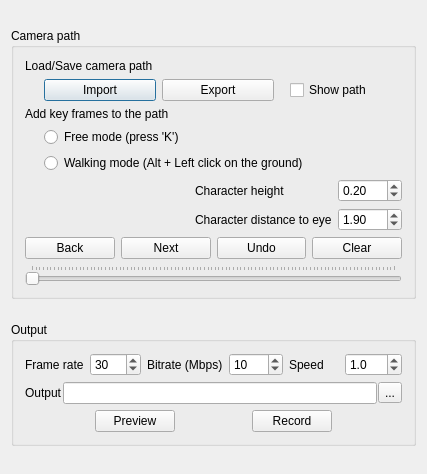
Before: the Qt Designer form applications/Mapple/dialogs/dialog_walk_through.ui in LiangliangNan/Easy3D, drawn with Qt 5.
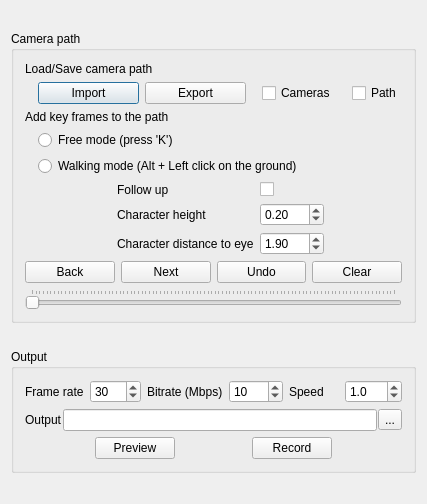
After: the same form once the commit is applied.

Commit message: allow not to follow the new keyframe views

```diff
--- a/applications/Mapple/dialogs/dialog_walk_through.ui
+++ b/applications/Mapple/dialogs/dialog_walk_through.ui
@@ -7,7 +7,7 @@
     <x>0</x>
     <y>0</y>
     <width>427</width>
-    <height>474</height>
+    <height>504</height>
    </rect>
   </property>
   <property name="sizePolicy">
@@ -19,7 +19,7 @@
   <property name="maximumSize">
    <size>
     <width>16777215</width>
-    <height>474</height>
+    <height>504</height>
    </size>
   </property>
   <property name="contextMenuPolicy">
@@ -42,15 +42,15 @@
      </property>
      <layout class="QVBoxLayout" name="verticalLayout_3">
       <item>
-       <layout class="QGridLayout" name="gridLayout_2">
-        <item row="0" column="0" colspan="2">
-         <widget class="QLabel" name="labelCharacterHeightFactor_4">
-          <property name="text">
-           <string>Load/Save camera path</string>
-          </property>
-         </widget>
-        </item>
-        <item row="1" column="0">
+       <widget class="QLabel" name="labelCharacterHeightFactor_4">
+        <property name="text">
+         <string>Load/Save camera path</string>
+        </property>
+       </widget>
+      </item>
+      <item>
+       <layout class="QHBoxLayout" name="horizontalLayout_5">
+        <item>
          <spacer name="horizontalSpacer_9">
           <property name="orientation">
            <enum>Qt::Horizontal</enum>
@@ -66,8 +66,8 @@
           </property>
          </spacer>
         </item>
-        <item row="1" column="1">
-         <layout class="QHBoxLayout" name="horizontalLayoutCameraPathButtons_3">
+        <item>
+         <layout class="QHBoxLayout" name="horizontalLayoutCameraPathButtons_2">
           <item>
            <widget class="QPushButton" name="importCameraPathButton">
             <property name="text">
@@ -85,6 +85,35 @@
             </property>
            </widget>
           </item>
+          <item>
+           <spacer name="horizontalSpacer_12">
+            <property name="orientation">
+             <enum>Qt::Horizontal</enum>
+            </property>
+            <property name="sizeType">
+             <enum>QSizePolicy::Fixed</enum>
+            </property>
+            <property name="sizeHint" stdset="0">
+             <size>
+              <width>10</width>
+              <height>15</height>
+             </size>
+            </property>
+           </spacer>
+          </item>
+          <item>
+           <widget class="QCheckBox" name="checkBoxShowCameras">
+            <property name="sizePolicy">
+             <sizepolicy hsizetype="Maximum" vsizetype="Fixed">
+              <horstretch>0</horstretch>
+              <verstretch>0</verstretch>
+             </sizepolicy>
+            </property>
+            <property name="text">
+             <string>Cameras</string>
+            </property>
+           </widget>
+          </item>
           <item>
            <spacer name="horizontalSpacer_10">
             <property name="orientation">
@@ -102,22 +131,32 @@
            </spacer>
           </item>
           <item>
-           <widget class="QCheckBox" name="checkBoxShowCameraPath">
+           <widget class="QCheckBox" name="checkBoxShowPath">
+            <property name="sizePolicy">
+             <sizepolicy hsizetype="Maximum" vsizetype="Fixed">
+              <horstretch>0</horstretch>
+              <verstretch>0</verstretch>
+             </sizepolicy>
+            </property>
             <property name="text">
-             <string>Show path</string>
+             <string>Path</string>
             </property>
            </widget>
           </item>
          </layout>
         </item>
-        <item row="2" column="0" colspan="2">
-         <widget class="QLabel" name="labelCharacterHeightFactor_3">
-          <property name="text">
-           <string>Add key frames to the path</string>
-          </property>
-         </widget>
-        </item>
-        <item row="3" column="0">
+       </layout>
+      </item>
+      <item>
+       <widget class="QLabel" name="labelCharacterHeightFactor_3">
+        <property name="text">
+         <string>Add key frames to the path</string>
+        </property>
+       </widget>
+      </item>
+      <item>
+       <layout class="QHBoxLayout" name="horizontalLayout_4">
+        <item>
          <spacer name="horizontalSpacer_7">
           <property name="orientation">
            <enum>Qt::Horizontal</enum>
@@ -133,7 +172,7 @@
           </property>
          </spacer>
         </item>
-        <item row="3" column="1">
+        <item>
          <layout class="QVBoxLayout" name="verticalLayout_2">
           <item>
            <widget class="QRadioButton" name="radioButtonFreeMode">
@@ -161,7 +200,7 @@
               </property>
               <property name="sizeHint" stdset="0">
                <size>
-                <width>20</width>
+                <width>15</width>
                 <height>18</height>
                </size>
               </property>
@@ -169,37 +208,28 @@
             </item>
             <item>
              <layout class="QGridLayout" name="gridLayout">
-              <item row="1" column="1">
-               <widget class="QDoubleSpinBox" name="doubleSpinBoxCharacterDistanceFactor">
-                <property name="decimals">
-                 <number>2</number>
-                </property>
-                <property name="maximum">
-                 <double>100.000000000000000</double>
-                </property>
-                <property name="singleStep">
-                 <double>0.100000000000000</double>
-                </property>
-                <property name="value">
-                 <double>1.900000000000000</double>
-                </property>
-               </widget>
-              </item>
               <item row="0" column="0">
+               <widget class="QLabel" name="labelFollowUp">
+                <property name="text">
+                 <string>Follow up</string>
+                </property>
+               </widget>
+              </item>
+              <item row="0" column="1">
+               <widget class="QCheckBox" name="checkBoxFollowUp">
+                <property name="text">
+                 <string/>
+                </property>
+               </widget>
+              </item>
+              <item row="1" column="0">
                <widget class="QLabel" name="labelCharacterHeight">
                 <property name="text">
                  <string>Character height</string>
                 </property>
                </widget>
               </item>
-              <item row="1" column="0">
-               <widget class="QLabel" name="labelCharacterDistanceToEye">
-                <property name="text">
-                 <string>Character distance to eye</string>
-                </property>
-               </widget>
-              </item>
-              <item row="0" column="1">
+              <item row="1" column="1">
                <widget class="QDoubleSpinBox" name="doubleSpinBoxCharacterHeightFactor">
                 <property name="decimals">
                  <number>2</number>
@@ -215,8 +245,47 @@
                 </property>
                </widget>
               </item>
+              <item row="2" column="0">
+               <widget class="QLabel" name="labelCharacterDistanceToEye">
+                <property name="text">
+                 <string>Character distance to eye</string>
+                </property>
+               </widget>
+              </item>
+              <item row="2" column="1">
+               <widget class="QDoubleSpinBox" name="doubleSpinBoxCharacterDistanceFactor">
+                <property name="decimals">
+                 <number>2</number>
+                </property>
+                <property name="maximum">
+                 <double>100.000000000000000</double>
+                </property>
+                <property name="singleStep">
+                 <double>0.100000000000000</double>
+                </property>
+                <property name="value">
+                 <double>1.900000000000000</double>
+                </property>
+               </widget>
+              </item>
              </layout>
             </item>
+            <item>
+             <spacer name="horizontalSpacer_13">
+              <property name="orientation">
+               <enum>Qt::Horizontal</enum>
+              </property>
+              <property name="sizeType">
+               <enum>QSizePolicy::Expanding</enum>
+              </property>
+              <property name="sizeHint" stdset="0">
+               <size>
+                <width>13</width>
+                <height>15</height>
+               </size>
+              </property>
+             </spacer>
+            </item>
            </layout>
           </item>
          </layout>
```
Left out of the diff: 6 changed lines with no effect on the pictures. The commit also changes 4 other files.
